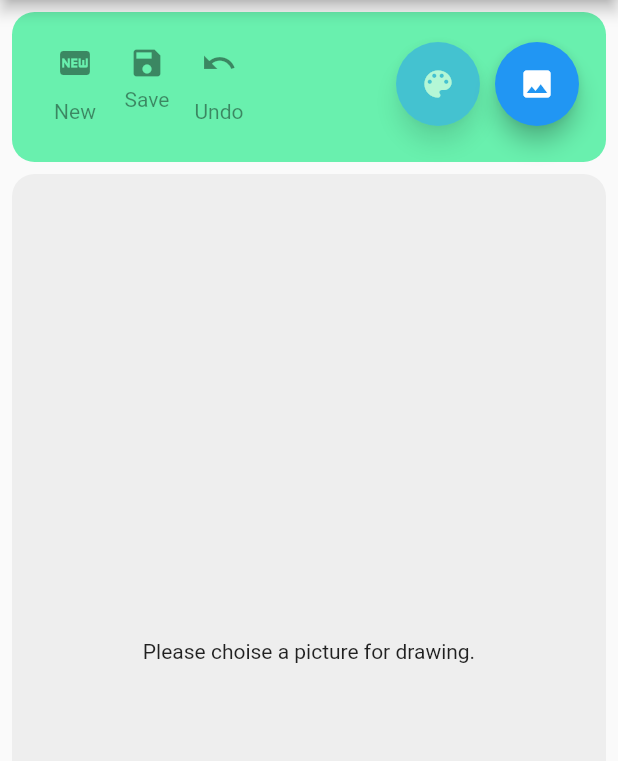
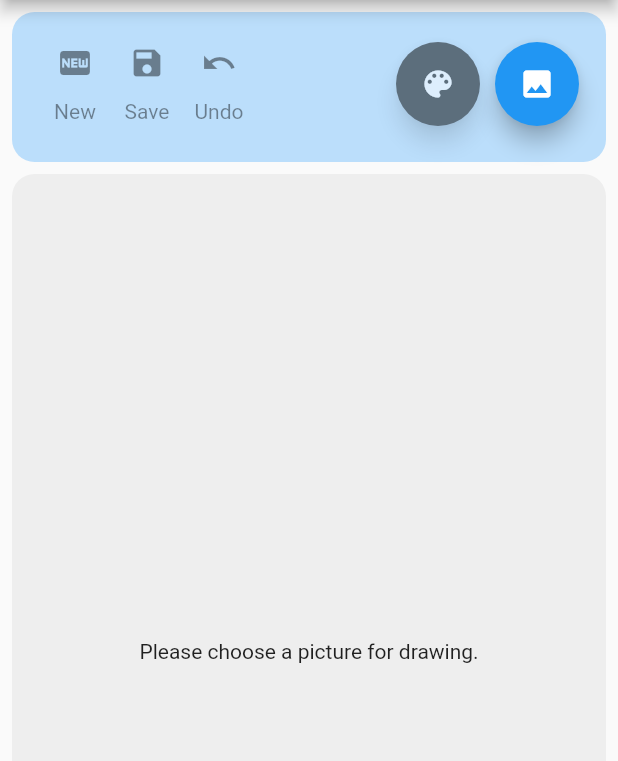
Before and after one commit to g0rdan/PhotoBoothApp, a Flutter app: the screen it shows after launch, on a phone screen of 412 x 824 dp, the part 84-845 px from its top. Run offline on Flutter 3.47's test engine with Material 2 defaults, Android fonts, the light colour scheme and no system bars; our stand-ins replace gallery_saver, image_picker; generated files the repository leaves out were written again.

Commit message:
some fixes

```diff
--- a/photo_booth/lib/main.dart
+++ b/photo_booth/lib/main.dart
@@ -1,6 +1,7 @@
 import 'dart:io';
 import 'dart:ui';
 
+import 'package:flutter/cupertino.dart';
 import 'package:flutter/material.dart';
 import 'package:photo_booth/models/drawing_point.dart';
 import 'package:photo_booth/services/files_service.dart';
@@ -46,6 +47,8 @@ class MyHomePage extends StatefulWidget {
 
 class _MyHomePageState extends State<MyHomePage> {
 
+  GlobalKey canvasKey = GlobalKey();
+
   @override
   void initState() {
     super.initState();
@@ -82,7 +85,7 @@ class _MyHomePageState extends State<MyHomePage> {
                   padding: const EdgeInsets.only(left: 8.0, right: 8.0),
                   decoration: BoxDecoration(
                       borderRadius: BorderRadius.circular(15.0),
-                      color: Colors.greenAccent),
+                      color: Colors.blue[100]),
                   child: Stack(
                     children: <Widget>[
                       Positioned(
@@ -95,9 +98,18 @@ class _MyHomePageState extends State<MyHomePage> {
                               child: Padding(
                                 padding: EdgeInsets.only(right: 10.0),
                                 child: FloatingActionButton(
+                                  backgroundColor: model.selectedColor,
                                   onPressed: () {
                                     if (model.previewState == CameraPreviewState.image)
-                                      model.showColorsWidget = !model.showColorsWidget;
+                                      showModalBottomSheet<void>(context: context, builder: (BuildContext context) {
+                                        return Padding(
+                                          padding: EdgeInsets.only(bottom: 30, left: 8, top: 8, right: 8),
+                                          child: Row(
+                                            mainAxisAlignment: MainAxisAlignment.spaceEvenly,
+                                            children: getColorList(model, context),
+                                          ),
+                                        );
+                                      });
                                   },
                                   tooltip: 'Choise color',
                                   child: Icon(Icons.color_lens),
@@ -190,34 +202,74 @@ class _MyHomePageState extends State<MyHomePage> {
                                     onPressed: () {
                                       if (model.previewState == CameraPreviewState.image)
                                         model.clear();
-                                  }),
+                                    }
+                                  ),
                                   Text('New')
                                 ],
                               ),
                             ),
                             Opacity(
                               opacity: model.previewState == CameraPreviewState.image ? 1.0 : 0.5,
+                              child: PopupMenuButton<ImageFormat>(
+                                enabled: model.previewState == CameraPreviewState.image,
                                 child: Column(
                                   mainAxisSize: MainAxisSize.min,
                                   children: <Widget>[
-                                  PopupMenuButton<ImageFormat>(
-                                    child: Padding(
-                                      padding: EdgeInsets.all(8.0),
-                                      child: Column(
-                                        children: <Widget>[
-                                          Padding(
-                                            padding: EdgeInsets.all(4.0),
-                                            child: Icon(Icons.save),
+                                    IconButton(
+                                      icon: Icon(Icons.save),
+                                      tooltip: 'Save',
+                                      onPressed: () {},
                                     ),
                                     Text('Save')
                                   ],
-                                      ),
                                 ),
                                 onSelected: (ImageFormat result) async {
                                   if (model.previewState == CameraPreviewState.image) {
                                     switch (result) {
                                       case ImageFormat.png:
-                                            bool result = await model.saveToGallery(ImageFormat.png);
+                                        bool result = await model.saveToGallery(canvasKey);
+                                        if (result) {
+                                          String title = 'Congratulations';
+                                          String desciption = 'The image has been saved in Gallery';
+                                          String okText = 'OK';
+                                          if (Platform.isIOS) {
+                                            showCupertinoDialog(
+                                              context: context,
+                                              builder: (context) {
+                                                return CupertinoAlertDialog(
+                                                  title: new Text(title),
+                                                  content: new Text(desciption),
+                                                  actions: <Widget>[
+                                                    CupertinoDialogAction(
+                                                      isDefaultAction: true,
+                                                      child: Text(okText),
+                                                      onPressed: () {
+                                                        Navigator.of(context).pop();
+                                                      },
+                                                    )
+                                                  ]
+                                                );
+                                              }
+                                            );
+                                          }
+                                          else {
+                                            showDialog(
+                                              context: context,
+                                              child: new AlertDialog(
+                                                title: new Text(title),
+                                                content: new Text(desciption),
+                                                actions: <Widget>[
+                                                  FlatButton(
+                                                    child: Text(okText),
+                                                    onPressed: () {
+                                                      Navigator.of(context).pop();
+                                                    },
+                                                  ),
+                                                ],
+                                              )
+                                            );
+                                          }
+                                        }
                                         print('hasSavedAsPNG: $result');
                                         break;
                                       case ImageFormat.photobooth:
@@ -236,8 +288,6 @@ class _MyHomePageState extends State<MyHomePage> {
                                   const PopupMenuItem<ImageFormat>(
                                     value: ImageFormat.photobooth,
                                     child: Text('Save as PhotoBooth Document'),
-                                      ),
-                                    ],
                                   ),
                                 ],
                               ),
@@ -273,7 +323,7 @@ class _MyHomePageState extends State<MyHomePage> {
                         borderRadius: BorderRadius.circular(15.0),
                         color: Colors.grey[200]
                       ),
-                      child: Draw(),
+                      child: Draw(canvasKey),
                     ),
                   )
                 )
@@ -281,35 +331,23 @@ class _MyHomePageState extends State<MyHomePage> {
             )
           )
         ),
-        bottomNavigationBar: ScopedModelDescendant<MainModel>(
-          builder: (context, _, model) =>
-            Visibility(
-              child: Padding(
-                padding: EdgeInsets.only(bottom: 20, left: 8, top: 8, right: 8),
-                child: Row(
-                  mainAxisAlignment: MainAxisAlignment.spaceEvenly,
-                  children: getColorList(model),
-                ),
-              ),
-              visible: model.showColorsWidget
-            ),
-        )
       ),
     );
   }
 
-  getColorList(MainModel model) {
+  getColorList(MainModel model, BuildContext context) {
     List<Widget> listWidget = [];
     for (Color color in model.colors) {
-      listWidget.add(colorCircle(model, color));
+      listWidget.add(colorCircle(model, color, context));
     }
     return listWidget;
   }
 
-  Widget colorCircle(MainModel model, Color color) {
+  Widget colorCircle(MainModel model, Color color, BuildContext context) {
     return GestureDetector(
       onTap: () {
         model.selectedColor = color;
+        Navigator.pop(context);
       },
       child: ClipOval(
         child: Container(
@@ -324,6 +362,9 @@ class _MyHomePageState extends State<MyHomePage> {
 }
 
 class Draw extends StatefulWidget {
+  GlobalKey canvasKey;
+
+  Draw(this.canvasKey);
 
   @override
   _DrawState createState() => _DrawState();
@@ -377,30 +418,20 @@ class _DrawState extends State<Draw> {
   }
 
   _getPreviewWidget(MainModel model) {
-    GlobalKey _canvasKey = GlobalKey();
-    model.canvasKey = _canvasKey;
     switch (model.previewState) {
       case CameraPreviewState.empty:
-        // print('empty preview');
         return Center(
-          child: Text('Please choise a picture for drawing.')
+          child: Text('Please choose a picture for drawing.')
         );
         break;
       case CameraPreviewState.image:
-        // print('draw screen');
-        return
-        RepaintBoundary(
-          key: _canvasKey,
-          child: Stack(
-            children: <Widget>[
-              DisplayPictureScreen(imagePath: model.currentImagePath),
-              CustomPaint(
-                size: Size.infinite,
-                painter: DrawingPainter(
+        return RepaintBoundary(
+          key: widget.canvasKey,
+          child: CustomPaint(
+            child: DisplayPictureScreen(imagePath: model.currentImagePath),
+            foregroundPainter: DrawingPainter(
               pointsList: model.points,
             ),
-              )
-            ],
           ),
         );
         break;
--- a/photo_booth/lib/models/photobooth_doc.dart
+++ b/photo_booth/lib/models/photobooth_doc.dart
@@ -3,15 +3,15 @@ import 'package:json_annotation/json_annotation.dart';
 part 'photobooth_doc.g.dart';
 
 @JsonSerializable(explicitToJson: true)
-class PhotoboothPencilDocument {
+class PhotoboothDocument {
   double widht;
   double height;
   List<PhotoboothLine> lines = [];
 
-  PhotoboothPencilDocument();
+  PhotoboothDocument();
 
-  factory PhotoboothPencilDocument.fromJson(Map<String, dynamic> json) => _$PhotoboothPencilDocumentFromJson(json);
-  Map<String, dynamic> toJson() => _$PhotoboothPencilDocumentToJson(this);
+  factory PhotoboothDocument.fromJson(Map<String, dynamic> json) => _$PhotoboothDocumentFromJson(json);
+  Map<String, dynamic> toJson() => _$PhotoboothDocumentToJson(this);
 }
 
 @JsonSerializable(explicitToJson: true)
--- a/photo_booth/lib/services/photobooth_format_service.dart
+++ b/photo_booth/lib/services/photobooth_format_service.dart
@@ -44,7 +44,7 @@ class PhotoboothFormatService {
     }
   }
 
-  PhotoboothPencilDocument toPhotoboothFormat(DrawingArea canvas) {
+  PhotoboothDocument toPhotoboothFormat(DrawingArea canvas) {
     if (canvas == null) {
       print('PhotoboothFormatService.toPhotoboothFormat(): canvas is null');
       return null;
@@ -58,7 +58,7 @@ class PhotoboothFormatService {
       return null;
     }
 
-    var document = PhotoboothPencilDocument();
+    var document = PhotoboothDocument();
     document.widht = canvas.size.width;
     document.height = canvas.size.height;
     int index = 0;
@@ -79,7 +79,7 @@ class PhotoboothFormatService {
     return document;
   }
 
-  DrawingArea toDrawingPoints(PhotoboothPencilDocument document) {
+  DrawingArea toDrawingPoints(PhotoboothDocument document) {
     if (document == null) {
       print('PhotoboothFormatService.toDrawingPoints(): document is null');
       return null;
```
Also changed, not shown: photo_booth/lib/scope_models/main_model.dart (+7 -24 lines), photo_booth/lib/services/files_service.dart (+15 -4 lines), photo_booth/lib/models/photobooth_doc.g.dart. Lines whose indentation alone changed are shown as unchanged.
